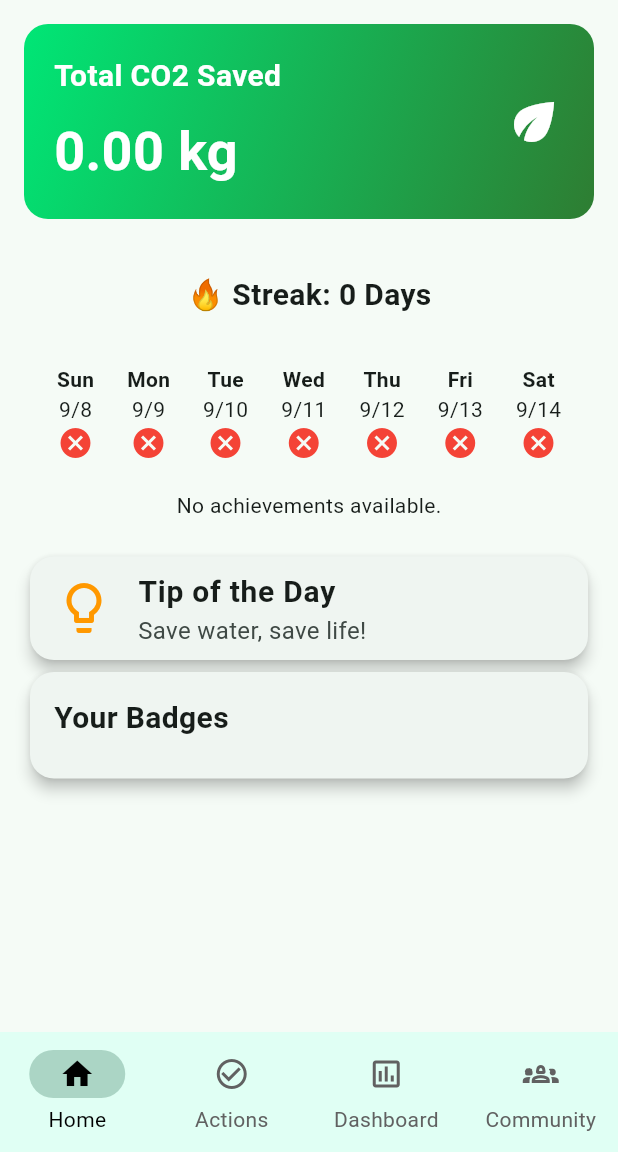
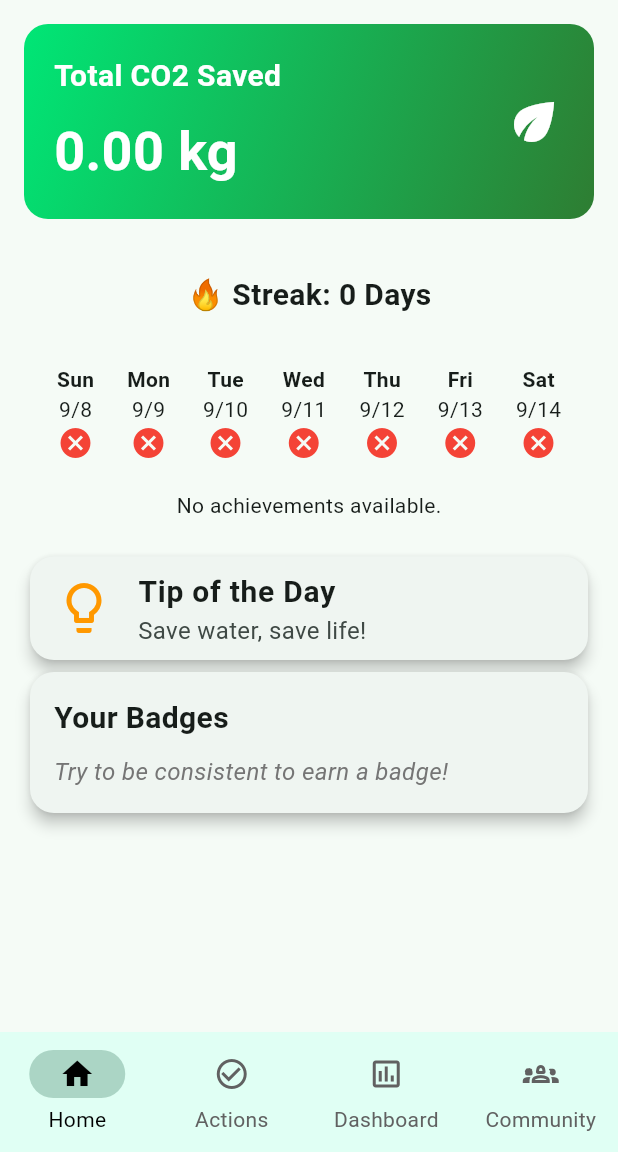
Before and after one commit to isha2125/C-Stain, a Flutter app: the screen it shows once a user with an empty profile is signed in, on a phone screen of 412 x 824 dp, the part 84-1236 px from its top. Run offline on Flutter 3.47's test engine with Material 3 defaults, Android fonts, the phone set to English and light mode, and no system bars; our stand-ins replace cloud_firestore, firebase_auth, firebase_core, flutter_riverpod, percent_indicator; missing offline and left inert: firebase_ui_auth, firebase_ui_oauth_google; accounts and stored records are empty.

Commit message:
badges updated

```diff
--- a/lib/models/badges.dart
+++ b/lib/models/badges.dart
@@ -9,6 +9,7 @@ class BadgesModel {
   final String description;
   final double co2_threshold;
   final int time_period;
+  final String badge_url;
   final Timestamp? created_at;
   BadgesModel({
     required this.badge_id,
@@ -16,6 +17,7 @@ class BadgesModel {
     required this.description,
     required this.co2_threshold,
     required this.time_period,
+    required this.badge_url,
     this.created_at,
   });
 
@@ -25,6 +27,7 @@ class BadgesModel {
     String? description,
     double? co2_threshold,
     int? time_period,
+    String? badge_url,
     Timestamp? created_at,
   }) {
     return BadgesModel(
@@ -33,6 +36,7 @@ class BadgesModel {
       description: description ?? this.description,
       co2_threshold: co2_threshold ?? this.co2_threshold,
       time_period: time_period ?? this.time_period,
+      badge_url: badge_url ?? this.badge_url,
       created_at: created_at ?? this.created_at,
     );
   }
@@ -44,19 +48,20 @@ class BadgesModel {
       'description': description,
       'co2_threshold': co2_threshold,
       'time_period': time_period,
+      'badge_url': badge_url,
       'created_at': created_at,
     };
   }
 
   factory BadgesModel.fromMap(Map<String, dynamic> map) {
     return BadgesModel(
-      badge_id: map['badge_id'] as String? ?? '',
-      name: map['name'] as String? ?? '',
-      description: map['description'] as String? ?? '',
-      co2_threshold: (map['co2_threshold'] as num?)?.toDouble() ?? 0.0,
-      time_period: map['time_period'] as int? ?? 0,
-      created_at: map['created_at'] as Timestamp?,
-    );
+        badge_id: map['badge_id'] as String? ?? '',
+        name: map['name'] as String? ?? '',
+        description: map['description'] as String? ?? '',
+        co2_threshold: (map['co2_threshold'] as num?)?.toDouble() ?? 0.0,
+        time_period: map['time_period'] as int? ?? 0,
+        badge_url: map['badge_url'] as String? ?? '',
+        created_at: map['created_at'] as Timestamp?);
   }
 
   String toJson() => json.encode(toMap());
@@ -66,7 +71,7 @@ class BadgesModel {
 
   @override
   String toString() {
-    return 'BadgesModel(badge_id: $badge_id, name: $name, description: $description, co2_threshold: $co2_threshold, time_period: $time_period, created_at: $created_at)';
+    return 'BadgesModel(badge_id: $badge_id, name: $name, description: $description, co2_threshold: $co2_threshold, time_period: $time_period, badge_url: $badge_url, created_at: $created_at)';
   }
 
   @override
@@ -78,6 +83,7 @@ class BadgesModel {
         other.description == description &&
         other.co2_threshold == co2_threshold &&
         other.time_period == time_period &&
+        other.badge_url == badge_url &&
         other.created_at == created_at;
   }
 
@@ -88,6 +94,7 @@ class BadgesModel {
         description.hashCode ^
         co2_threshold.hashCode ^
         time_period.hashCode ^
+        badge_url.hashCode ^
         created_at.hashCode;
   }
 }
--- a/lib/providers/firestore_service.dart
+++ b/lib/providers/firestore_service.dart
@@ -311,6 +311,7 @@ class FirestoreService {
 
   Future<void> checkAndAwardBadges(String userId, int currentStreak) async {
     try {
+      print('are we here ?');
       final badges = await fetchBadges();
       final eligibleBadges =
           badges.where((badge) => currentStreak >= badge.time_period).toList();
--- a/lib/screens/home_screen.dart
+++ b/lib/screens/home_screen.dart
@@ -174,7 +174,7 @@ class HomeScreen extends ConsumerWidget {
                     ),
                   ), // Badges List
                   userBadges.when(
-                    data: (badges) => _buildBadgesList(badges),
+                    data: (badges) => _buildBadgesList(badges, ref),
                     loading: () => CircularProgressIndicator(),
                     error: (error, stack) =>
                         Text('Error loading badges: $error'),
@@ -312,7 +312,8 @@ class HomeScreen extends ConsumerWidget {
   }
 }
 
-Widget _buildBadgesList(List<UserBadgesModel> userBadges) {
+Widget _buildBadgesList(List<UserBadgesModel> userBadges, WidgetRef ref) {
+  final allBadges = ref.watch(badgesProvider);
   return Card(
     shape: RoundedRectangleBorder(
       borderRadius: BorderRadius.circular(16.0),
@@ -331,16 +332,56 @@ Widget _buildBadgesList(List<UserBadgesModel> userBadges) {
             ),
           ),
           SizedBox(height: 10),
-          Wrap(
-            spacing: 8,
-            runSpacing: 8,
-            children: userBadges
-                .map((badge) => Chip(
-                      label: Text(badge.badge_id),
-                      backgroundColor: Colors.green[100],
-                    ))
-                .toList(),
-          ),
+          if (userBadges.isEmpty)
+            Text(
+              'Try to be consistent to earn a badge!',
+              style: TextStyle(
+                fontSize: 16,
+                fontStyle: FontStyle.italic,
+                color: Colors.grey[600],
+              ),
+            )
+          else
+            allBadges.when(
+              data: (badges) {
+                final badgeMap = {
+                  for (var badge in badges) badge.badge_id: badge
+                };
+                return Wrap(
+                  spacing: 12,
+                  runSpacing: 12,
+                  children: userBadges.map((userBadge) {
+                    final badge = badgeMap[userBadge.badge_id];
+                    return Tooltip(
+                      message: badge?.description ?? 'Unknown badge',
+                      child: Column(
+                        children: [
+                          Container(
+                            width: 60,
+                            height: 60,
+                            decoration: BoxDecoration(
+                              shape: BoxShape.circle,
+                              image: DecorationImage(
+                                image: NetworkImage(badge?.badge_url ??
+                                    'https://placeholder.com/60x60'),
+                                fit: BoxFit.cover,
+                              ),
+                            ),
+                          ),
+                          SizedBox(height: 4),
+                          Text(
+                            badge?.name ?? 'Unknown',
+                            style: TextStyle(fontSize: 12),
+                          ),
+                        ],
+                      ),
+                    );
+                  }).toList(),
+                );
+              },
+              loading: () => CircularProgressIndicator(),
+              error: (error, stack) => Text('Error loading badges: $error'),
+            ),
         ],
       ),
     ),
```
